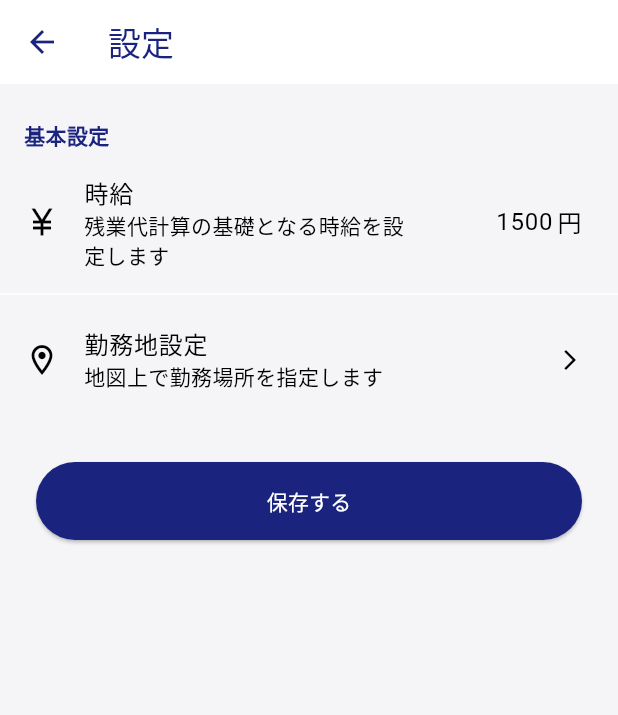
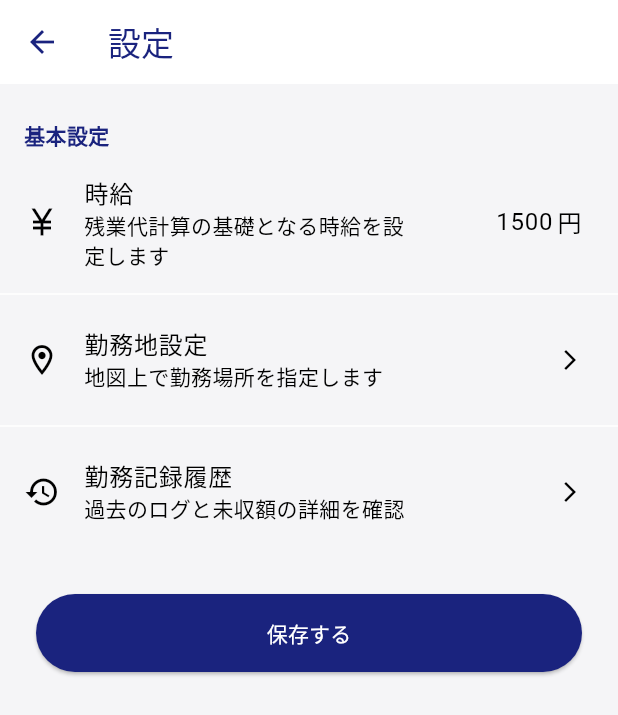
Before and after one commit to fumi3333/peba_app, a Flutter app: the SettingsScreen screen opened directly, on a phone screen of 412 x 824 dp. Shown: the top 715 px of the screen. Run offline on Flutter 3.47's test engine with Material 3 defaults, Android fonts, the phone set to English and light mode, and no system bars; our stand-ins replace cloud_firestore, firebase_auth, firebase_core, flutter_local_notifications, flutter_map, flutter_riverpod and 5 more; missing offline and left inert: flutter_background_service, flutter_background_service_android, ntp; accounts and stored records are empty; network calls fail.

Commit message:
feat(ux): Add History Screen link to Settings

```diff
--- a/lib/ui/settings_screen.dart
+++ b/lib/ui/settings_screen.dart
@@ -2,6 +2,7 @@ import 'package:flutter/material.dart';
 import 'package:flutter/services.dart';
 import 'package:shared_preferences/shared_preferences.dart';
 import 'location_picker_screen.dart';
+import 'log_history_screen.dart';
 
 class SettingsScreen extends StatefulWidget {
   const SettingsScreen({super.key});
@@ -80,6 +81,19 @@ class _SettingsScreenState extends State<SettingsScreen> {
                   );
                 },
               ),
+              const Divider(),
+              ListTile(
+                leading: const Icon(Icons.history),
+                title: const Text('勤務記録履歴'),
+                subtitle: const Text('過去のログと未収額の詳細を確認'),
+                trailing: const Icon(Icons.arrow_forward_ios, size: 16),
+                onTap: () {
+                  Navigator.push(
+                    context,
+                    MaterialPageRoute(builder: (context) => const LogHistoryScreen()),
+                  );
+                },
+              ),
 
               const SizedBox(height: 32),
               Padding(
```
